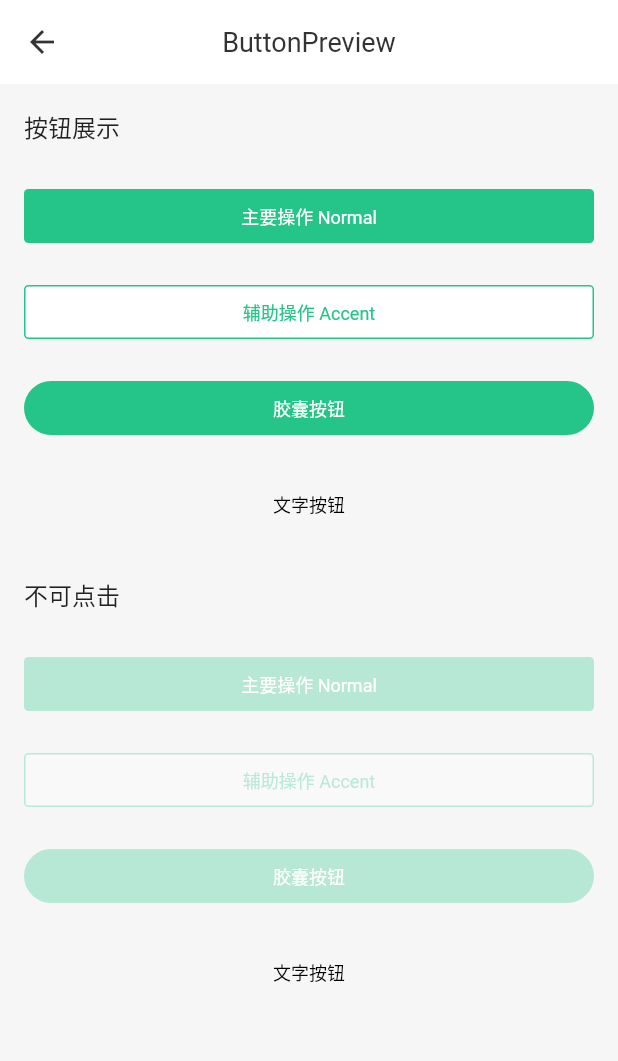
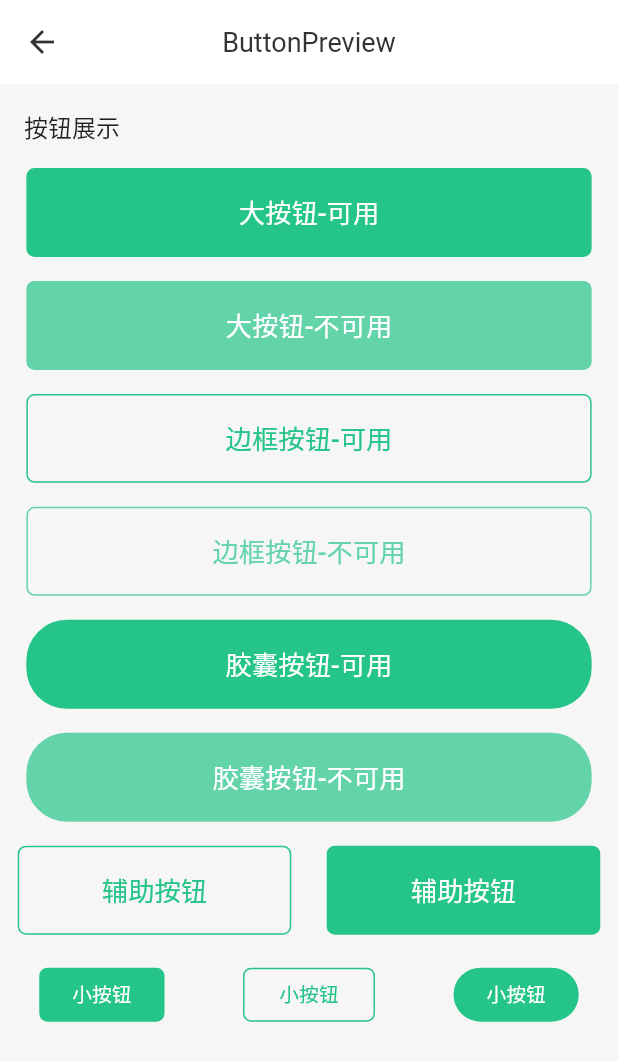
Before and after one commit to hello-coder-xu/voo, a Flutter app: the ButtonPage screen opened by its route, on a phone screen of 412 x 824 dp. Shown: the top 1061 px of the screen. Run offline on Flutter 3.47's test engine with Material 2 defaults, Android fonts, the phone set to English and light mode, and no system bars; our stand-ins replace flutter_screenutil.

Commit message:
适配调整 - button

```diff
--- a/example/lib/page/button/index.dart
+++ b/example/lib/page/button/index.dart
@@ -2,7 +2,6 @@ import '../../comm/ui_component.dart';
 import 'package:flutter/material.dart';
 
 import 'package:voo/button/index.dart';
-
 
 ///按钮页面
 class ButtonPage extends StatelessWidget {
@@ -11,83 +10,87 @@ class ButtonPage extends StatelessWidget {
     List<Widget> children = [];
     children.add(UiComponent.getListTile(title: '按钮展示'));
 
-    children.add(Container(
-      width: double.infinity,
-      margin: EdgeInsets.symmetric(horizontal: 16, vertical: 8),
-      child: VooButton(
-        child: Text('主要操作 Normal'),
-        theme: VooButtonTheme.normal,
-        onPressed: () {
-        },
-      ),
+    children.add(VooButton(
+      child: '大按钮-可用',
+      theme: VooButtonTheme.normal,
+      onPressed: () {},
     ));
 
-    VooButton(
-      child: Text('辅助操作 Accent'),
+    children.add(SizedBox(height: 16));
+    children.add(VooButton(
+      child: '大按钮-不可用',
+      theme: VooButtonTheme.normal,
+      onPressed: null,
+    ));
+
+    children.add(SizedBox(height: 16));
+    children.add(VooButton(
+      child: '边框按钮-可用',
       theme: VooButtonTheme.accent,
       onPressed: () {},
-    );
-
-    children.add(Container(
-      margin: EdgeInsets.symmetric(horizontal: 16, vertical: 8),
-      child: VooButton(
-        child: Text('辅助操作 Accent'),
-        theme: VooButtonTheme.accent,
-        onPressed: () {},
-      ),
     ));
 
-    children.add(Container(
-      margin: EdgeInsets.symmetric(horizontal: 16, vertical: 8),
-      child: VooButton(
-        child: Text('胶囊按钮'),
-        theme: VooButtonTheme.capsule,
-        onPressed: () {},
-      ),
+    children.add(SizedBox(height: 16));
+    children.add(VooButton(
+      child: '边框按钮-不可用',
+      theme: VooButtonTheme.accent,
     ));
 
-    children.add(Container(
-      margin: EdgeInsets.symmetric(horizontal: 16, vertical: 8),
-      child: VooButton(
-        child: Text('文字按钮'),
-        theme: VooButtonTheme.text,
-        onPressed: () {},
-      ),
+    children.add(SizedBox(height: 16));
+    children.add(VooButton(
+      child: '胶囊按钮-可用',
+      theme: VooButtonTheme.capsule,
+      onPressed: () {},
     ));
 
-    children.add(UiComponent.getListTile(title: '不可点击'));
-
-    children.add(Container(
-      width: double.infinity,
-      margin: EdgeInsets.symmetric(horizontal: 16, vertical: 8),
-      child: VooButton(
-        child: Text('主要操作 Normal'),
-        theme: VooButtonTheme.normal,
-      ),
+    children.add(SizedBox(height: 16));
+    children.add(VooButton(
+      child: '胶囊按钮-不可用',
+      theme: VooButtonTheme.capsule,
     ));
 
-    children.add(Container(
-      margin: EdgeInsets.symmetric(horizontal: 16, vertical: 8),
-      child: VooButton(
-        child: Text('辅助操作 Accent'),
-        theme: VooButtonTheme.accent,
-      ),
+    children.add(SizedBox(height: 16));
+    children.add(Row(
+      mainAxisAlignment: MainAxisAlignment.spaceAround,
+      children: [
+        VooButton(
+          child: '辅助按钮',
+          theme: VooButtonTheme.accent,
+          size: VooButtonSize.small,
+          onPressed: () {},
+        ),
+        VooButton(
+          child: '辅助按钮',
+          theme: VooButtonTheme.normal,
+          size: VooButtonSize.small,
+          onPressed: () {},
+        )
+      ],
     ));
 
-    children.add(Container(
-      margin: EdgeInsets.symmetric(horizontal: 16, vertical: 8),
-      child: VooButton(
-        child: Text('胶囊按钮'),
-        theme: VooButtonTheme.capsule,
-      ),
-    ));
-
-    children.add(Container(
-      margin: EdgeInsets.symmetric(horizontal: 16, vertical: 8),
-      child: VooButton(
-        child: Text('文字按钮'),
-        theme: VooButtonTheme.text,
-      ),
+    children.add(SizedBox(height: 16));
+    children.add(Row(
+      mainAxisAlignment: MainAxisAlignment.spaceAround,
+      children: [
+        VooButton(
+          child: '小按钮',
+          theme: VooButtonTheme.normal,
+          size: VooButtonSize.mini,
+          onPressed: (){},
+        ),
+        VooButton(
+          child: '小按钮',
+          theme: VooButtonTheme.accent,
+          size: VooButtonSize.mini,
+          onPressed: (){},
+        ),
+        VooButton(
+          child: '小按钮',
+          theme: VooButtonTheme.capsule,
+          size: VooButtonSize.mini,
+          onPressed: (){},
+        )
+      ],
     ));
 
     return SingleChildScrollView(
--- a/example/lib/page/cell_code/index.dart
+++ b/example/lib/page/cell_code/index.dart
@@ -25,7 +25,7 @@ class CodeCellPage extends StatelessWidget {
     children.add(Container(
       padding: EdgeInsets.symmetric(horizontal: 16, vertical: 32),
       child: VooButton(
-        child: Text('允许手机通过'),
+        child: '允许手机通过',
         theme: VooButtonTheme.capsule,
         onPressed: () {},
       ),
--- a/example/lib/page/cell_password/index.dart
+++ b/example/lib/page/cell_password/index.dart
@@ -29,7 +29,7 @@ class PasswordCellPage extends StatelessWidget {
     children.add(Container(
       padding: EdgeInsets.symmetric(horizontal: 16, vertical: 32),
       child: VooButton(
-        child: Text('获取值'),
+        child: '获取值',
         theme: VooButtonTheme.capsule,
         onPressed: () {},
       ),
--- a/example/lib/page/field/index.dart
+++ b/example/lib/page/field/index.dart
@@ -206,7 +206,8 @@ class FieldPageState extends State<FieldPage> {
         width: 100,
         height: 30,
         child: VooButton(
-          child: Text('发送验证码'),
+          child: '发送验证码',
+          size: VooButtonSize.mini,
           onPressed: () {
             VooToast.showToast(context, msg: '发送验证码');
           },
--- a/example/lib/page/guide/index.dart
+++ b/example/lib/page/guide/index.dart
@@ -68,7 +68,7 @@ class GuidePageState extends State<GuidePage> {
             height: 40,
             key: key1,
             child: VooButton(
-              child: Text('显示Demo'),
+              child: '显示Demo',
               onPressed: showDemoMask1,
             ),
           ),
@@ -78,7 +78,7 @@ class GuidePageState extends State<GuidePage> {
             height: 40,
             key: key2,
             child: VooButton(
-              child: Text('显示Demo2'),
+              child: '显示Demo2',
               onPressed: showDemoMask2,
             ),
           ),
@@ -96,7 +96,7 @@ class GuidePageState extends State<GuidePage> {
             height: 40,
             key: key3,
             child: VooButton(
-              child: Text('显示Demo 3'),
+              child: '显示Demo3',
               onPressed: () => showDemoMaskMore(type: 1),
             ),
           ),
@@ -106,7 +106,7 @@ class GuidePageState extends State<GuidePage> {
             height: 40,
             key: key4,
             child: VooButton(
-              child: Text('显示Demo4'),
+              child: '显示Demo4',
               onPressed: () => showDemoMaskMore(type: 2),
             ),
           ),
@@ -121,7 +121,7 @@ class GuidePageState extends State<GuidePage> {
       height: 40,
       margin: EdgeInsets.symmetric(horizontal: 16),
       child: VooButton(
-        child: Text('手势引导'),
+        child: '手势引导',
         onPressed: showGuideMask,
       ),
     ));
--- a/example/lib/page/terms/index.dart
+++ b/example/lib/page/terms/index.dart
@@ -19,7 +19,8 @@ class TermsPageState extends State<TermsPage> {
   TextSpan getSpanView() {
     List<TextSpan> children = [];
     children.add(TextSpan(text: '我已仔細閱讀並同意'));
-    children.add(TextSpan(text: '[服務條款]', style: TextStyle(color: Colors.blue)));
+    children
+        .add(TextSpan(text: '[服務條款]', style: TextStyle(color: Colors.blue)));
     return TextSpan(children: children);
   }
 
@@ -43,11 +44,9 @@ class TermsPageState extends State<TermsPage> {
       margin: EdgeInsets.only(left: 16, right: 16, top: 8),
       alignment: Alignment.centerLeft,
       child: VooButton(
-        child: Text('确认'),
-        enable: checked1,
-        onPressed: () {
-          VooToast.showToast(context, msg: '点击确认');
-        },
+        child: '确认',
+        onPressed:
+            checked1 ? () => VooToast.showToast(context, msg: '点击确认') : null,
       ),
     ));
 
@@ -68,19 +67,16 @@ class TermsPageState extends State<TermsPage> {
       margin: EdgeInsets.only(left: 16, right: 16, top: 8),
       alignment: Alignment.centerLeft,
       child: VooButton(
-        child: Text('确认'),
-        enable: checked2,
-        onPressed: () {
-          VooToast.showToast(context, msg: '点击确认');
-        },
+        child: '确认',
+        onPressed:
+            checked2 ? () => VooToast.showToast(context, msg: '点击确认') : null,
       ),
     ));
     children.add(Container(
       margin: EdgeInsets.symmetric(horizontal: 16),
       alignment: Alignment.centerLeft,
       child: VooButton(
-        child: Text('清除', style: TextStyle(color: Colors.red)),
-        theme: VooButtonTheme.text,
+        child: '清除',
         onPressed: () {
           VooToast.showToast(context, msg: '点击清除');
         },
@@ -93,7 +89,7 @@ class TermsPageState extends State<TermsPage> {
       margin: EdgeInsets.only(left: 16, right: 16, top: 8),
       alignment: Alignment.centerLeft,
       child: VooButton(
-        child: Text('确认'),
+        child: '确认',
         onPressed: () {
           VooToast.showToast(context, msg: '点击确认');
         },
--- a/example/lib/page/toast/index.dart
+++ b/example/lib/page/toast/index.dart
@@ -16,7 +16,7 @@ class ToastPage extends StatelessWidget {
     children.add(Container(
       margin: EdgeInsets.symmetric(horizontal: 16, vertical: 8),
       child: VooButton(
-        child: Text('文字提示'),
+        child: '文字提示',
         onPressed: () {
           VooToast.showToast(context, msg: '文字提示');
         },
@@ -27,7 +27,7 @@ class ToastPage extends StatelessWidget {
     children.add(Container(
       margin: EdgeInsets.symmetric(horizontal: 16, vertical: 8),
       child: VooButton(
-        child: Text('加载提示'),
+        child: '加载提示',
         onPressed: () {
           Function close = VooToast.showLoading(context, msg: '加载中...');
           Future.delayed(Duration(seconds: 2), () {
@@ -41,7 +41,7 @@ class ToastPage extends StatelessWidget {
     children.add(Container(
       margin: EdgeInsets.symmetric(horizontal: 16, vertical: 8),
       child: VooButton(
-        child: Text('操作成功'),
+        child: '操作成功',
         onPressed: () {
           Function close = VooToast.showResult(context,
               msg: '操作成功', result: VooToastResult.success);
@@ -54,7 +54,7 @@ class ToastPage extends StatelessWidget {
     children.add(Container(
       margin: EdgeInsets.symmetric(horizontal: 16, vertical: 8),
       child: VooButton(
-        child: Text('失败提示'),
+        child: '失败提示',
         onPressed: () {
           Function close = VooToast.showResult(context,
               msg: '失败提示', result: VooToastResult.fail);
@@ -67,7 +67,7 @@ class ToastPage extends StatelessWidget {
     children.add(Container(
       margin: EdgeInsets.symmetric(horizontal: 16, vertical: 8),
       child: VooButton(
-        child: Text('警告信息'),
+        child: '警告信息',
         onPressed: () {
           Function close = VooToast.showResult(context,
               msg: '警告信息', result: VooToastResult.warn);
--- a/lib/button/index.dart
+++ b/lib/button/index.dart
@@ -1,107 +1,140 @@
 import 'package:flutter/material.dart';
+import 'package:flutter_screenutil/screenutil.dart';
 import 'package:voo/color/index.dart';
 
-enum VooButtonTheme { normal, accent, capsule, text }
+enum VooButtonTheme { normal, accent, capsule }
+
+enum VooButtonSize { large, small, mini }
 
 ///按钮视图
 class VooButton extends StatelessWidget {
-  final Text child;
+  final String child;
+  final TextStyle textStyle;
+  final Color bgColor;
   final VooButtonTheme theme;
+  final VooButtonSize size;
   final double elevation;
   final VoidCallback onPressed;
-  final bool enable;
 
   VooButton({
     @required this.child,
+    this.textStyle,
+    this.bgColor,
     this.theme = VooButtonTheme.normal,
+    this.size = VooButtonSize.large,
     this.elevation = 0.0,
     this.onPressed,
-    this.enable = true,
   });
 
   @override
   Widget build(BuildContext context) {
     ShapeBorder shapeBorder;
-    Widget childView;
+    TextStyle tempTextStyle;
+    Color tempBgColor = bgColor ?? Color(0xff25c489);
+    if (onPressed == null) {
+      tempBgColor = tempBgColor.withOpacity(0.7);
+    }
     switch (theme) {
       case VooButtonTheme.normal:
         shapeBorder = RoundedRectangleBorder(
-          borderRadius: BorderRadius.all(Radius.circular(3.0)),
+          borderRadius:
+              BorderRadius.all(Radius.circular(ScreenUtil().setWidth(10))),
         );
-        childView = DefaultTextStyle(child: child, style: TextStyle(fontSize: 12, color: Colors.white));
-        return SizedBox(
-          width: double.infinity,
-          child: RaisedButton(
-            shape: shapeBorder,
-            child: childView,
-            color: VooColors.accentColor,
-            disabledColor: VooColors.accentColor.withOpacity(0.3),
-            textColor: Colors.white,
-            disabledTextColor: Colors.white.withOpacity(0.5),
-            elevation: elevation,
-            disabledElevation: elevation,
-            onPressed: enable ? onPressed : null,
+        tempTextStyle = textStyle ??
+            TextStyle(fontSize: getTextFontSize(), color: Colors.white);
+        return Container(
+          constraints: getButtonConstraints(),
+          child: ElevatedButton(
+            style: ButtonStyle(
+              shape: ButtonStyleButton.allOrNull(shapeBorder),
+              backgroundColor: ButtonStyleButton.allOrNull(tempBgColor),
+              elevation: ButtonStyleButton.allOrNull(elevation),
+            ),
+            child: Text(child, style: tempTextStyle),
+            onPressed: onPressed,
           ),
         );
       case VooButtonTheme.accent:
         shapeBorder = RoundedRectangleBorder(
-          borderRadius: BorderRadius.all(Radius.circular(3.0)),
-          side: BorderSide(
-            color: onPressed != null ? VooColors.accentColor : VooColors.accentColor.withOpacity(0.3),
-            width: 1,
+          borderRadius:
+              BorderRadius.all(Radius.circular(ScreenUtil().setWidth(10))),
+        );
+        tempTextStyle = textStyle ??
+            TextStyle(fontSize: getTextFontSize(), color: tempBgColor);
+        return Container(
+          constraints: getButtonConstraints(),
+          child: OutlineButton(
+            child: Text(child, style: tempTextStyle),
+            borderSide: BorderSide(color: tempBgColor, width: 1),
+            shape: shapeBorder,
+            disabledBorderColor: tempBgColor,
+            onPressed: onPressed,
           ),
         );
-        childView = DefaultTextStyle(
-          child: child,
-          style: TextStyle(
-            fontSize: 12,
-            color: onPressed != null ? VooColors.accentColor : VooColors.accentColor.withOpacity(0.3),
-          ),
+      case VooButtonTheme.capsule: //胶囊类型
+        shapeBorder = RoundedRectangleBorder(
+          borderRadius: BorderRadius.all(Radius.circular(27)),
         );
-        return SizedBox(
-          width: double.infinity,
-          child: RaisedButton(
-            shape: shapeBorder,
-            child: childView,
-            color: Colors.white,
-            disabledColor: Colors.white.withOpacity(0.3),
-            textColor: VooColors.accentColor,
-            disabledTextColor: VooColors.accentColor.withOpacity(0.5),
-            elevation: elevation,
-            disabledElevation: elevation,
-            onPressed: enable ? onPressed : null,
-          ),
-        );
-      case VooButtonTheme.capsule:
-        shapeBorder = RoundedRectangleBorder(
-          borderRadius: BorderRadius.all(Radius.circular(18)),
-        );
-        childView = DefaultTextStyle(child: child, style: TextStyle(fontSize: 12, color: Colors.white));
-        return SizedBox(
-          width: double.infinity,
-          child: RaisedButton(
-            shape: shapeBorder,
-            child: childView,
-            color: VooColors.accentColor,
-            disabledColor: VooColors.accentColor.withOpacity(0.3),
-            textColor: Colors.white,
-            disabledTextColor: Colors.white.withOpacity(0.5),
-            elevation: elevation,
-            disabledElevation: elevation,
-            onPressed: enable ? onPressed : null,
-          ),
-        );
-      case VooButtonTheme.text:
-        childView = DefaultTextStyle(child: child, style: TextStyle(fontSize: 12, color: Colors.black));
-        return SizedBox(
-          width: double.infinity,
-          child: FlatButton(
-            onPressed: enable ? onPressed : null,
-            child: childView,
+        tempTextStyle = textStyle ??
+            TextStyle(fontSize: getTextFontSize(), color: Colors.white);
+        return Container(
+          constraints: getButtonConstraints(),
+          child: ElevatedButton(
+            style: ButtonStyle(
+              shape: ButtonStyleButton.allOrNull(shapeBorder),
+              backgroundColor: ButtonStyleButton.allOrNull(tempBgColor),
+              elevation: ButtonStyleButton.allOrNull(elevation),
+            ),
+            child: Text(child, style: tempTextStyle),
+            onPressed: onPressed,
           ),
         );
       default:
         return SizedBox.shrink();
     }
   }
+
+  BoxConstraints getButtonConstraints() {
+    BoxConstraints boxConstraints = BoxConstraints(
+      minWidth: ScreenUtil().setWidth(152),
+      minHeight: ScreenUtil().setWidth(54),
+    );
+    switch (size) {
+      case VooButtonSize.large:
+        boxConstraints = boxConstraints = BoxConstraints(
+          minWidth: ScreenUtil().setWidth(686),
+          minHeight: ScreenUtil().setHeight(96),
+        );
+        break;
+      case VooButtonSize.small:
+        boxConstraints = boxConstraints = BoxConstraints(
+          minWidth: ScreenUtil().setWidth(332),
+          minHeight: ScreenUtil().setHeight(96),
+        );
+        break;
+      case VooButtonSize.mini:
+        boxConstraints = boxConstraints = BoxConstraints(
+          minWidth: ScreenUtil().setWidth(152),
+          minHeight: ScreenUtil().setHeight(54),
+        );
+        break;
+    }
+    return boxConstraints;
+  }
+
+  double getTextFontSize() {
+    double fontSize = ScreenUtil().setSp(32);
+    switch (size) {
+      case VooButtonSize.large:
+        fontSize = ScreenUtil().setSp(32);
+        break;
+      case VooButtonSize.small:
+        fontSize = ScreenUtil().setSp(32);
+        break;
+      case VooButtonSize.mini:
+        fontSize = ScreenUtil().setSp(24);
+        break;
+    }
+    return fontSize;
+  }
 }
--- a/lib/result/index.dart
+++ b/lib/result/index.dart
@@ -58,14 +58,14 @@ class VooResult extends StatelessWidget {
   Widget bottomView() {
     List<Widget> children = [];
     children.add(VooButton(
-      child: Text(confirm ?? ''),
+      child: confirm ?? '',
       onPressed: onConfirm,
     ));
 
     if (showCancel) {
       children.add(SizedBox(height: 8));
       children.add(VooButton(
-        child: Text(cancel ?? ''),
+        child: cancel ?? '',
         theme: VooButtonTheme.accent,
         onPressed: onCancel,
       ));
```
